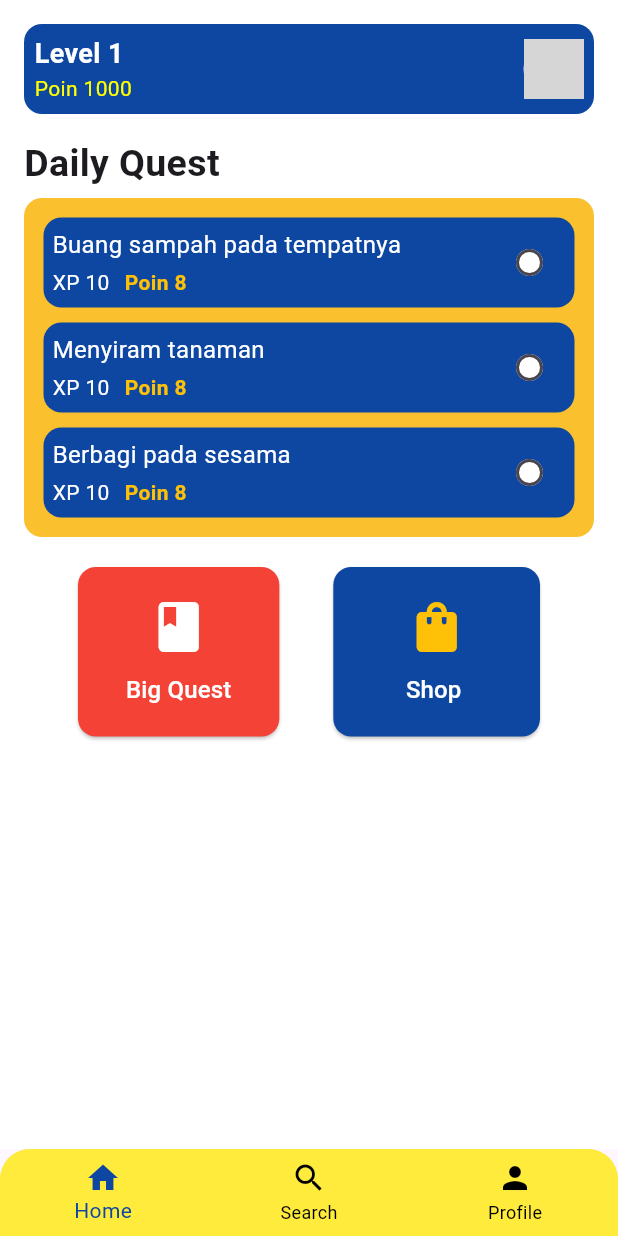
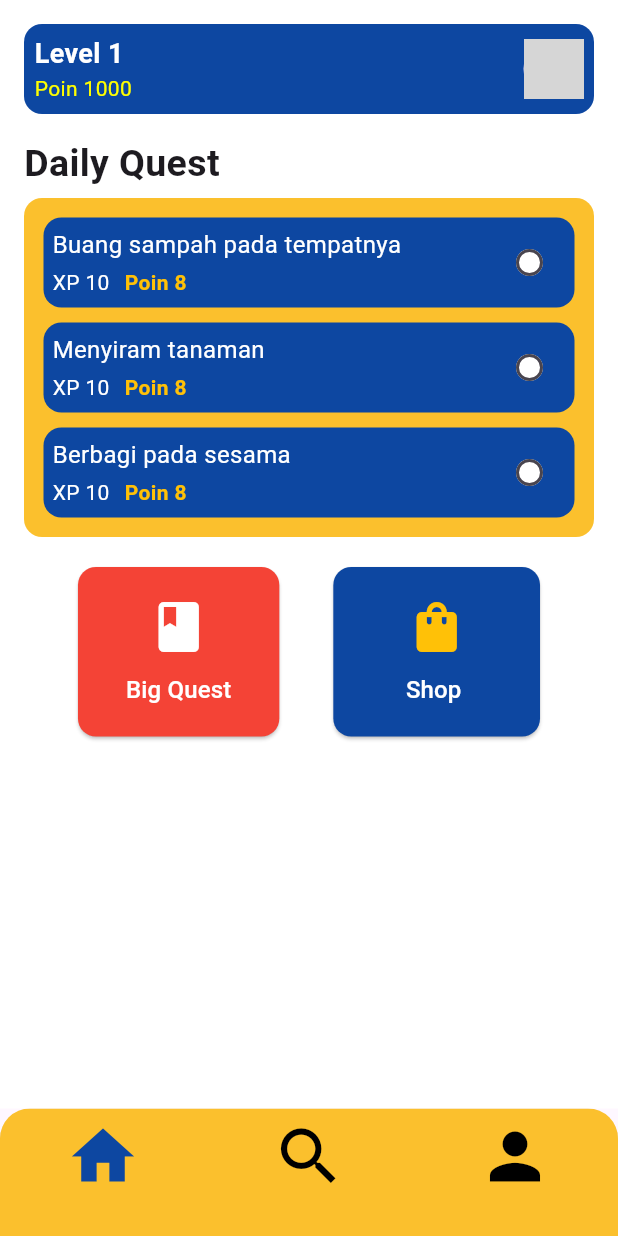
Before and after one commit to Raihan260/SDG_Adventure, a Flutter app: the screen it shows after launch, on a phone screen of 412 x 824 dp. Run offline on Flutter 3.47's test engine with Material 3 defaults, Android fonts, the phone set to English and light mode, and no system bars; grey boxes are pictures that could not be loaded.

Commit message:
Update bottom_nav_bar.dart

```diff
--- a/lib/bottom_nav_bar.dart
+++ b/lib/bottom_nav_bar.dart
@@ -27,7 +27,7 @@ class _BottomNavScreenState extends State<BottomNavScreen> {
           topRight: Radius.circular(20),
         ),
         child: BottomNavigationBar(
-          backgroundColor: Colors.yellow,
+          backgroundColor: Colors.yellow.shade700,
           currentIndex: _currentIndex,
           onTap: (index) {
             setState(() {
@@ -38,16 +38,16 @@ class _BottomNavScreenState extends State<BottomNavScreen> {
           unselectedItemColor: Colors.black,
           items: [
             BottomNavigationBarItem(
-              icon: Icon(Icons.home),
-              label: 'Home',
+              icon: Icon(Icons.home, size: 50,),
+              label: '',
             ),
             BottomNavigationBarItem(
-              icon: Icon(Icons.search),
-              label: 'Search',
+              icon: Icon(Icons.search, size: 50,),
+              label: '',
             ),
             BottomNavigationBarItem(
-              icon: Icon(Icons.person),
-              label: 'Profile',
+              icon: Icon(Icons.person, size: 50,),
+              label: '',
             ),
           ],
         ),
```
